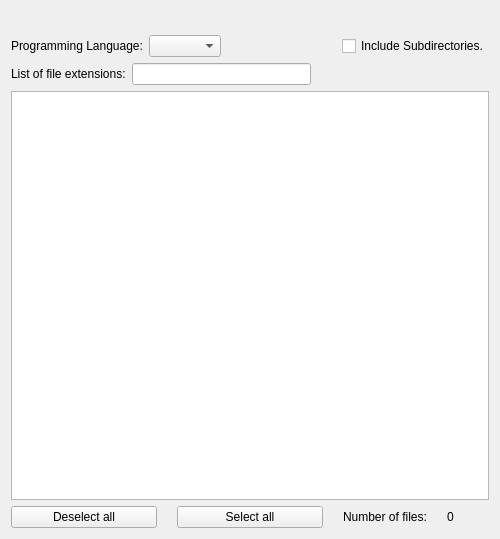
Old version of the form umbrello/codeimpwizard/codeimpselectpage.ui in the repository KDE/umbrello.
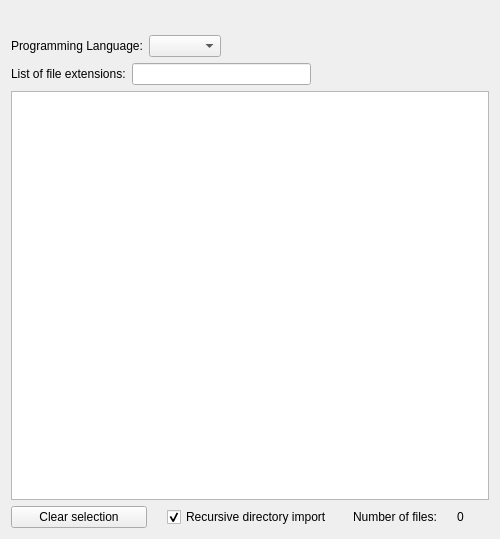
New version of the form. Custom widgets are drawn as their Qt base class.

Commit message: Import wizard allows recursive import of directory

The edit to the form file:
```diff
--- a/umbrello/codeimpwizard/codeimpselectpage.ui
+++ b/umbrello/codeimpwizard/codeimpselectpage.ui
@@ -60,13 +60,6 @@
        </property>
       </spacer>
      </item>
-     <item>
-      <widget class="QCheckBox" name="ui_subdirCheckBox">
-       <property name="text">
-        <string>Include Subdirectories.</string>
-       </property>
-      </widget>
-     </item>
     </layout>
    </item>
    <item>
@@ -114,14 +107,17 @@
      <item>
       <widget class="QPushButton" name="ui_deselectAllButton">
        <property name="text">
-        <string>Deselect all</string>
+        <string>Clear selection</string>
        </property>
       </widget>
      </item>
      <item>
-      <widget class="QPushButton" name="ui_selectAllButton">
+      <widget class="QCheckBox" name="ui_selectFolderCheckBox">
        <property name="text">
-        <string>Select all</string>
+        <string>Recursive directory import</string>
+       </property>
+       <property name="checked">
+        <bool>true</bool>
        </property>
       </widget>
      </item>
```
Left out of the diff: 2 changed lines with no effect on the pictures. The commit also changes 2 other files.
